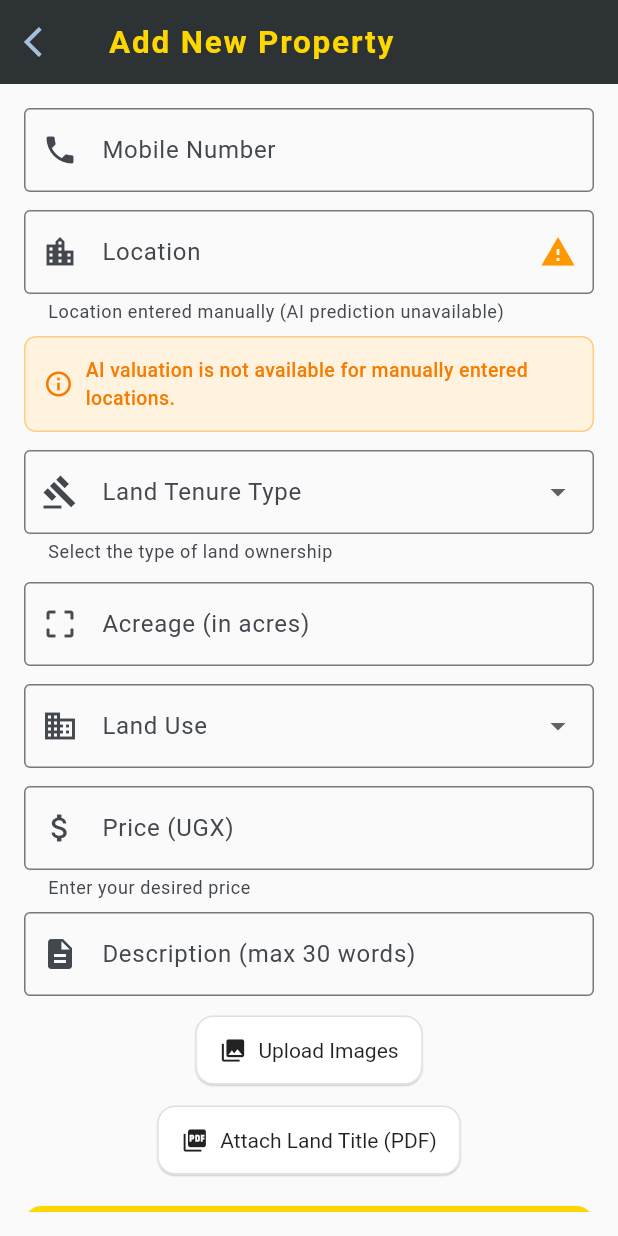
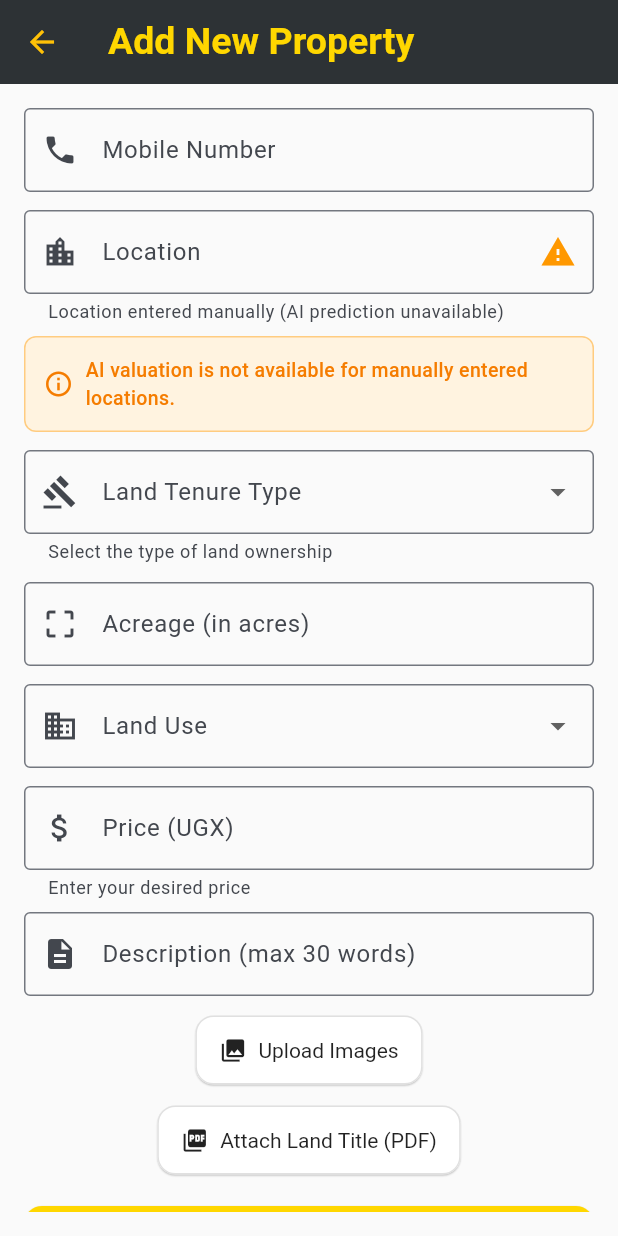
Before and after one commit to MORISON-K/smartspace, a Flutter app: the AddListingScreen screen opened by its route, on a phone screen of 412 x 824 dp. Run offline on Flutter 3.47's test engine with Material 3 defaults, Android fonts, the light colour scheme and no system bars; our stand-ins replace cloud_firestore, file_picker, firebase_auth, firebase_core, firebase_messaging, firebase_storage and 5 more; missing offline and left inert: syncfusion_flutter_pdfviewer; accounts and stored records are empty; network calls fail.

Commit message:
Chang appbar styles

```diff
--- a/lib/seller/add_listing_screen.dart
+++ b/lib/seller/add_listing_screen.dart
@@ -452,21 +452,15 @@ class _AddListingScreenState extends State<AddListingScreen> {
       // App bar with back button and title
       appBar: AppBar(
         leading: IconButton(
-          icon: Icon(
-            Icons.arrow_back_ios,
-            color: const Color.fromARGB(255, 164, 192, 221),
+          icon: const Icon(
+            Icons.arrow_back,
+            color: Colors.amber,
           ),
           onPressed: () => Navigator.of(context).pop(),
         ),
         title: const Text(
           "Add New Property",
-          style: TextStyle(
-            color: Color(0xFFFFD700),
-            fontWeight: FontWeight.bold,
-            fontSize: 21,
-            letterSpacing: 1.2,
-            fontFamily: 'Roboto',
-          ),
+          style: TextStyle(color: Color(0xFFFFD700), fontWeight: FontWeight.bold, fontSize: 25)
         ),
         backgroundColor: Color.fromARGB(255, 45, 48, 48),
         foregroundColor: Colors.black,
@@ -489,8 +483,8 @@ class _AddListingScreenState extends State<AddListingScreen> {
                 ).copyWith(
                   prefixText: '256 ',
                   prefixStyle: const TextStyle(
-                    color: Color(0xFFFFD700),
                     fontWeight: FontWeight.w500,
+                    fontSize: 16,
                   ),
                   hintText: '700123456',
                 ),
--- a/lib/seller/my_listings_screen.dart
+++ b/lib/seller/my_listings_screen.dart
@@ -389,7 +389,8 @@ class _MyListingsScreenState extends State<MyListingsScreen> {
   Widget build(BuildContext context) {
     return Scaffold(
       appBar: AppBar(
-        title: const Text("My Listings", style: TextStyle(color: Colors.amber)),
+        title: const Text("My Listings", style: TextStyle(
+          color: Color(0xFFFFD700), fontWeight: FontWeight.bold, fontSize: 25)),
         backgroundColor: const Color(0xFF1A1A1A),
         iconTheme: const IconThemeData(color: Colors.amber),
       ),
```
Also changed, not shown: lib/seller/ai-valuation/land_value_predictor.dart (+10 -1 lines).
